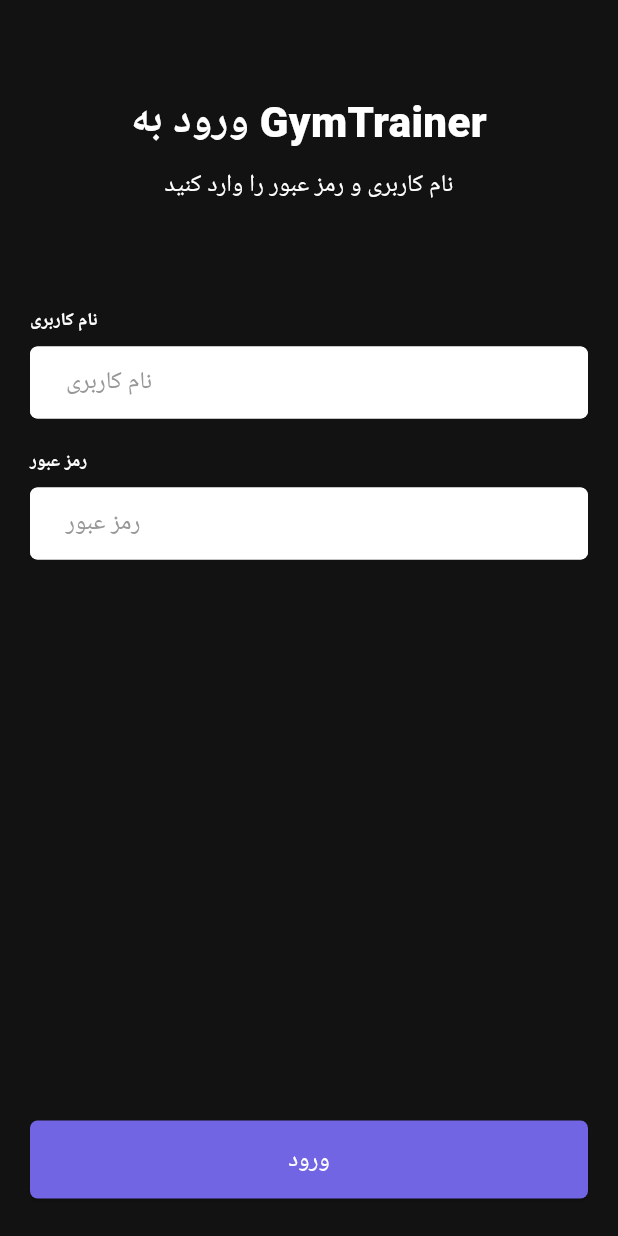
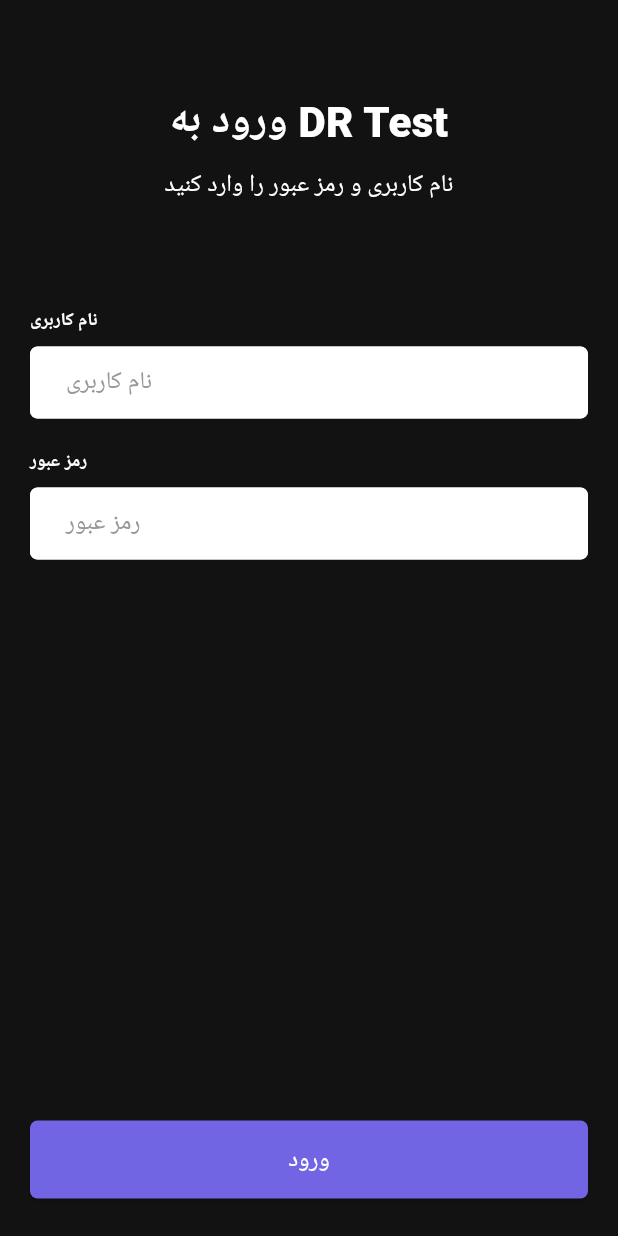
Before and after one commit to mrbelial/drtest, a Flutter app: the LoginScreen screen opened by its route, on a phone screen of 412 x 824 dp. Run offline on Flutter 3.47's test engine with Material 3 defaults, Android fonts, the phone set to English and light mode, and no system bars; our stand-ins replace dio, font_awesome_flutter, get, logger, package_info_plus, shared_preferences; missing offline and left inert: persian_datetime_picker; accounts and stored records are empty; Roboto replaces fonts that are missing (IRANYekan).

Commit message:
change app name

```diff
--- a/lib/tools/constants.dart
+++ b/lib/tools/constants.dart
@@ -13,7 +13,7 @@
 String get appName => _getAppName();
 
 String _getAppName() {
-  return "GymTrainer";
+  return "DR Test";
   // switch (_currentApp) {
   //   case AppConfig.ryanex:
   //     return "رایانکس";
```
